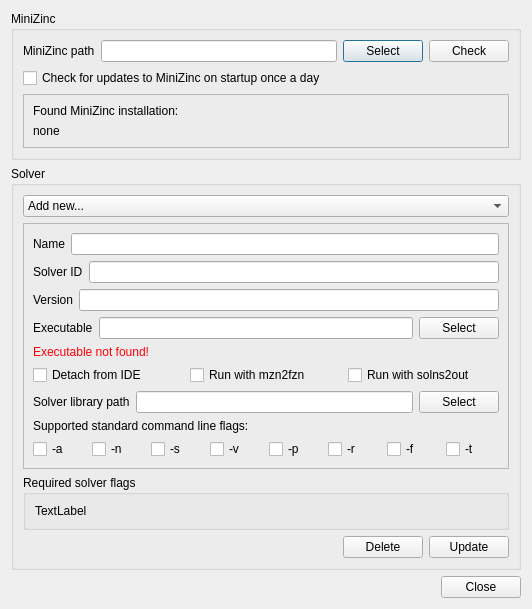
Old version of the form MiniZincIDE/solverdialog.ui in the repository MiniZinc/MiniZincIDE.
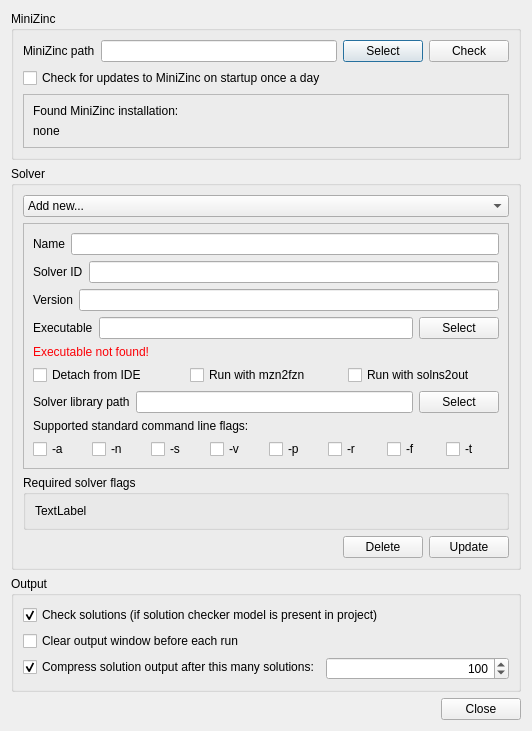
New version of the form.

What changed in the file:
```diff
--- a/MiniZincIDE/solverdialog.ui
+++ b/MiniZincIDE/solverdialog.ui
@@ -398,6 +398,67 @@
      </layout>
     </widget>
    </item>
+   <item>
+    <widget class="QGroupBox" name="groupBox">
+     <property name="title">
+      <string>Output</string>
+     </property>
+     <layout class="QFormLayout" name="formLayout">
+      <item row="0" column="0" colspan="2">
+       <widget class="QCheckBox" name="checkSolutions_checkBox">
+        <property name="toolTip">
+         <string>&lt;html&gt;&lt;head/&gt;&lt;body&gt;&lt;p&gt;Run corresponding solution checker (.mzc or .mzc.mzn) if present&lt;/p&gt;&lt;/body&gt;&lt;/html&gt;</string>
+        </property>
+        <property name="text">
+         <string>Check solutions (if solution checker model is present in project)</string>
+        </property>
+        <property name="checked">
+         <bool>true</bool>
+        </property>
+       </widget>
+      </item>
+      <item row="2" column="0">
+       <widget class="QCheckBox" name="compressSolutions_checkBox">
+        <property name="toolTip">
+         <string>&lt;html&gt;&lt;head/&gt;&lt;body&gt;&lt;p&gt;Truncate output solutions when there are this many or more&lt;/p&gt;&lt;/body&gt;&lt;/html&gt;</string>
+        </property>
+        <property name="text">
+         <string>Compress solution output after this many solutions:</string>
+        </property>
+        <property name="checked">
+         <bool>true</bool>
+        </property>
+       </widget>
+      </item>
+      <item row="2" column="1">
+       <widget class="QSpinBox" name="compressSolutions_spinBox">
+        <property name="alignment">
+         <set>Qt::AlignRight|Qt::AlignTrailing|Qt::AlignVCenter</set>
+        </property>
+        <property name="minimum">
+         <number>1</number>
+        </property>
+        <property name="maximum">
+         <number>999999</number>
+        </property>
+        <property name="value">
+         <number>100</number>
+        </property>
+       </widget>
+      </item>
+      <item row="1" column="0" colspan="2">
+       <widget class="QCheckBox" name="clearOutput_checkBox">
+        <property name="toolTip">
+         <string>&lt;html&gt;&lt;head/&gt;&lt;body&gt;&lt;p&gt;Clear the output window each time Run is pressed&lt;/p&gt;&lt;/body&gt;&lt;/html&gt;</string>
+        </property>
+        <property name="text">
+         <string>Clear output window before each run</string>
+        </property>
+       </widget>
+      </item>
+     </layout>
+    </widget>
+   </item>
    <item>
     <widget class="QDialogButtonBox" name="buttonBox">
      <property name="orientation">
```
